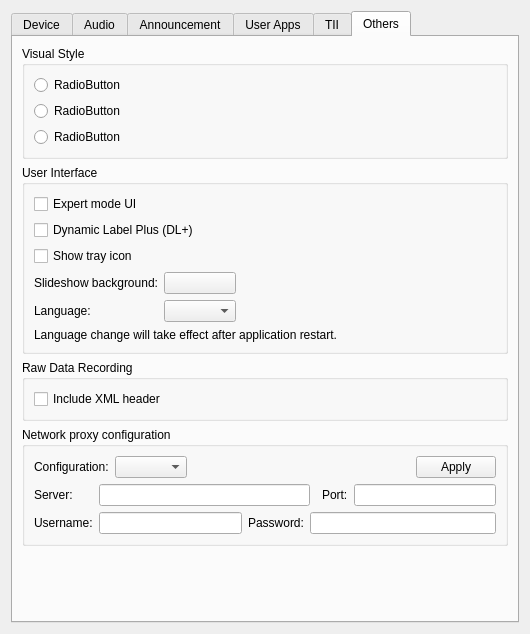
KejPi/AbracaDABra, file gui/setupdialog.ui: the form before one commit.
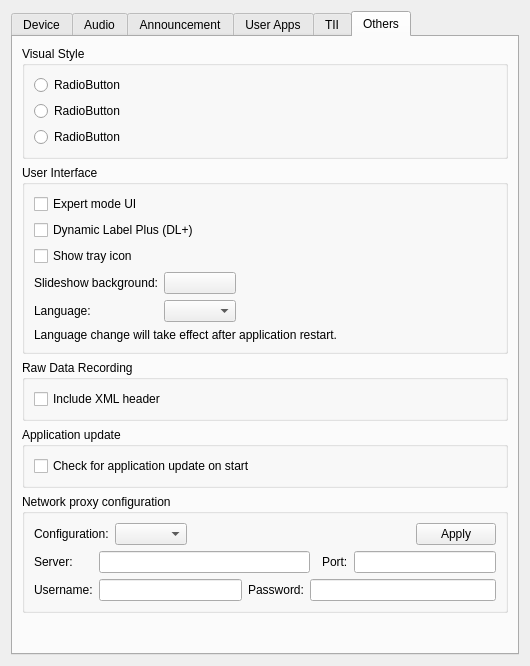
The form after the commit. Custom widgets are drawn as their Qt base class.

Commit message: feat: Update check (Issue #174) implemented (inm test mode now)

What changed in the file:
```diff
--- a/gui/setupdialog.ui
+++ b/gui/setupdialog.ui
@@ -7,7 +7,7 @@
     <x>0</x>
     <y>0</y>
     <width>530</width>
-    <height>634</height>
+    <height>666</height>
    </rect>
   </property>
   <property name="minimumSize">
@@ -1899,7 +1899,7 @@
       <attribute name="title">
        <string notr="true">Others</string>
       </attribute>
-      <layout class="QVBoxLayout" name="verticalLayout_6">
+      <layout class="QVBoxLayout" name="verticalLayout_20">
        <item>
         <widget class="QGroupBox" name="styleGroupBox">
          <property name="title">
@@ -2027,6 +2027,22 @@
          </layout>
         </widget>
        </item>
+       <item>
+        <widget class="QGroupBox" name="updateGroupBox">
+         <property name="title">
+          <string>Application update</string>
+         </property>
+         <layout class="QVBoxLayout" name="verticalLayout_6">
+          <item>
+           <widget class="QCheckBox" name="checkForUpdates">
+            <property name="text">
+             <string>Check for application update on start</string>
+            </property>
+           </widget>
+          </item>
+         </layout>
+        </widget>
+       </item>
        <item>
         <widget class="QGroupBox" name="proxyGroupBox">
          <property name="title">
```
The commit also changes 13 other files.
